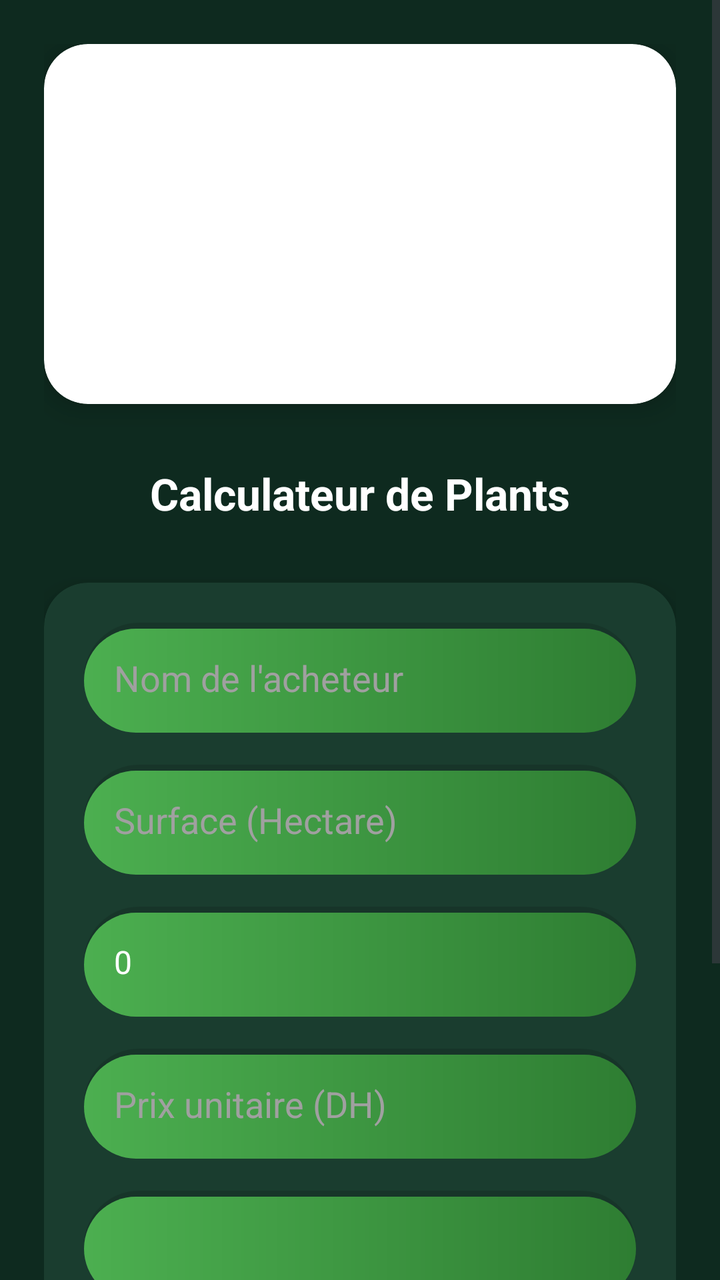
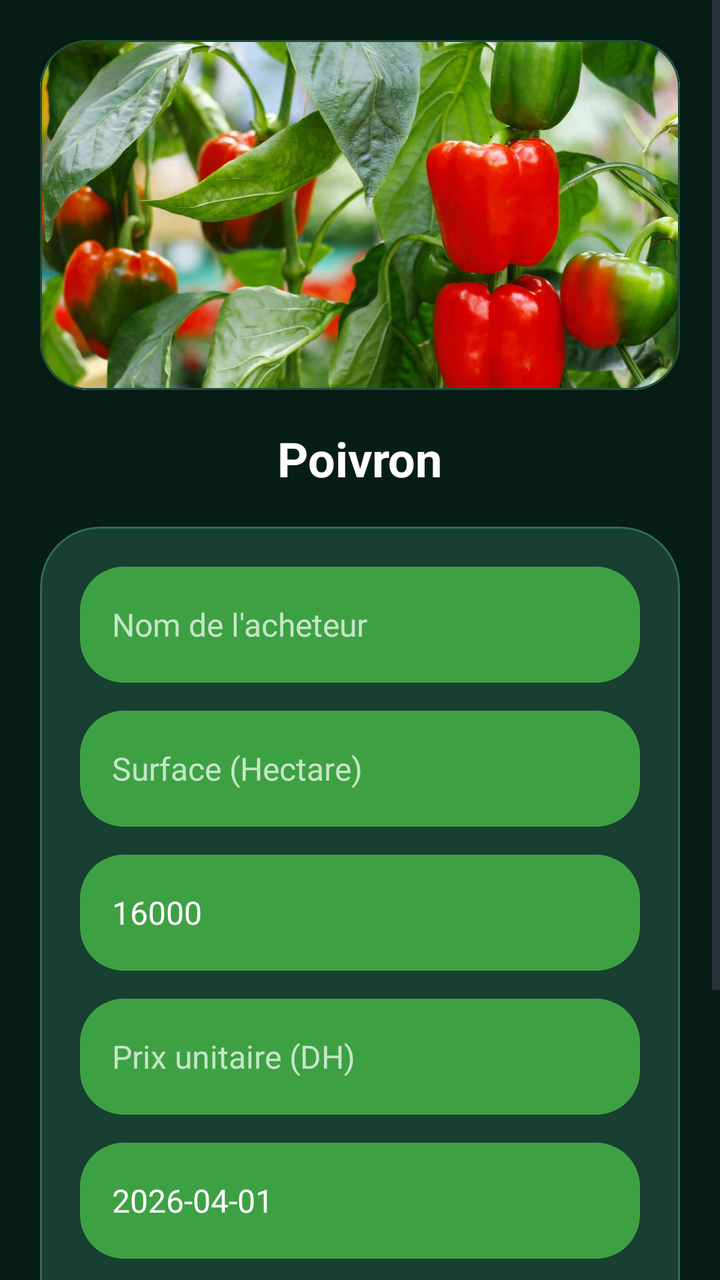

Two renders of the same Android screen: before a commit and after it. Below are the layout's source before the change and the commit's diff.
<!-- AndroidManifest.xml: application theme Theme.DiquarksAgri -->
<!-- res/layout/activity_calculator.xml -->
<?xml version="1.0" encoding="utf-8"?>
<ScrollView xmlns:android="http://schemas.android.com/apk/res/android"
    xmlns:app="http://schemas.android.com/apk/res-auto"
    android:layout_width="match_parent"
    android:layout_height="match_parent"
    android:background="#0E2A1F"
    android:fillViewport="true">

    <LinearLayout
        android:layout_width="match_parent"
        android:layout_height="wrap_content"
        android:orientation="vertical"
        android:padding="22dp">

        
        <androidx.cardview.widget.CardView
            android:layout_width="match_parent"
            android:layout_height="180dp"
            app:cardCornerRadius="22dp"
            app:cardElevation="8dp"
            android:layout_marginBottom="30dp">

            <ImageView
                android:id="@+id/ivSelectedPlant"
                android:layout_width="match_parent"
                android:layout_height="match_parent"
                android:scaleType="centerCrop" />
        </androidx.cardview.widget.CardView>

        
        <TextView
            android:id="@+id/tvPlantName"
            android:layout_width="wrap_content"
            android:layout_height="wrap_content"
            android:text="Calculateur de Plants"
            android:textColor="#FFFFFF"
            android:textSize="22sp"
            android:textStyle="bold"
            android:layout_gravity="center"
            android:layout_marginBottom="30dp" />

        
        <androidx.cardview.widget.CardView
            android:layout_width="match_parent"
            android:layout_height="wrap_content"
            app:cardCornerRadius="22dp"
            app:cardBackgroundColor="#1A3D2F"
            app:cardElevation="8dp"
            android:layout_marginBottom="30dp">

            <LinearLayout
                android:layout_width="match_parent"
                android:layout_height="wrap_content"
                android:orientation="vertical"
                android:padding="20dp">

                
                <EditText
                    android:id="@+id/etAcheteur"
                    android:layout_width="match_parent"
                    android:layout_height="55dp"
                    android:hint="Nom de l'acheteur"
                    android:inputType="textPersonName"
                    android:textColor="#FFFFFF"
                    android:textColorHint="#A0A0A0"
                    android:background="@drawable/btn_with_shadow"
                    android:paddingStart="15dp"
                    android:layout_marginBottom="16dp" />

                
                <EditText
                    android:id="@+id/etSurface"
                    android:layout_width="match_parent"
                    android:layout_height="55dp"
                    android:hint="Surface (Hectare)"
                    android:inputType="numberDecimal"
                    android:textColor="#FFFFFF"
                    android:textColorHint="#A0A0A0"
                    android:background="@drawable/btn_with_shadow"
                    android:paddingStart="15dp"
                    android:layout_marginBottom="16dp" />

                
                <TextView
                    android:id="@+id/tvDensite"
                    android:layout_width="match_parent"
                    android:layout_height="55dp"
                    android:background="@drawable/btn_with_shadow"
                    android:gravity="center_vertical"
                    android:paddingStart="15dp"
                    android:text="0"
                    android:textColor="#FFFFFF"
                    android:textSize="16sp"
                    android:layout_marginBottom="16dp" />

                
                <EditText
                    android:id="@+id/etPrix"
                    android:layout_width="match_parent"
                    android:layout_height="55dp"
                    android:hint="Prix unitaire (DH)"
                    android:inputType="numberDecimal"
                    android:textColor="#FFFFFF"
                    android:textColorHint="#A0A0A0"
                    android:background="@drawable/btn_with_shadow"
                    android:paddingStart="15dp"
                    android:layout_marginBottom="16dp" />

                
                <EditText
                    android:id="@+id/etDate"
                    android:layout_width="match_parent"
                    android:layout_height="55dp"
                    android:textColor="#FFFFFF"
                    android:background="@drawable/btn_with_shadow"
                    android:enabled="false"
                    android:layout_marginBottom="20dp" />

                
                <RadioGroup
                    android:id="@+id/rgMode"
                    android:layout_width="match_parent"
                    android:layout_height="wrap_content"
                    android:orientation="horizontal"
                    android:gravity="center">

                    <RadioButton
                        android:id="@+id/rbNormal"
                        android:layout_width="wrap_content"
                        android:layout_height="wrap_content"
                        android:text="Normal"
                        android:textColor="#FFFFFF"
                        android:checked="true"
                        android:layout_marginEnd="30dp" />

                    <RadioButton
                        android:id="@+id/rbDense"
                        android:layout_width="wrap_content"
                        android:layout_height="wrap_content"
                        android:text="Dense (+20%)"
                        android:textColor="#FFFFFF" />
                </RadioGroup>

            </LinearLayout>
        </androidx.cardview.widget.CardView>

        
        <com.google.android.material.button.MaterialButton
            android:id="@+id/btnCalculer"
            android:layout_width="match_parent"
            android:layout_height="60dp"
            android:text="CALCULER ET PDF"
            android:backgroundTint="#4CAF50"
            android:textColor="#FFFFFF"
            android:textSize="18sp"
            android:textStyle="bold"
            app:cornerRadius="22dp" />

    </LinearLayout>
</ScrollView>
<!-- resources referenced by this layout -->
<resources>
  <!-- drawable btn_with_shadow (drawable) -->
  <?xml version="1.0" encoding="utf-8"?>
  <layer-list xmlns:android="http://schemas.android.com/apk/res/android">
  
      <item>
          <shape>
              <solid android:color="#20000000" />
              <corners android:radius="30dp" />
          </shape>
      </item>
  
      <item android:top="3dp">
          <shape>
              <gradient
                  android:startColor="#4CAF50"
                  android:endColor="#2E7D32"
                  android:angle="0" />
              <corners android:radius="30dp" />
          </shape>
      </item>
  
  </layer-list>
  <style name="Theme.DiquarksAgri" parent="Base.Theme.DiquarksAgri">
      </style>
  <style name="Base.Theme.DiquarksAgri" parent="Theme.Material3.DayNight.NoActionBar">
          
      </style>
</resources>

<!-- the commit's change to res/layout/activity_calculator.xml (unified diff, before → after) -->
@@ -3,50 +3,59 @@
     xmlns:app="http://schemas.android.com/apk/res-auto"
     android:layout_width="match_parent"
     android:layout_height="match_parent"
-    android:background="#0E2A1F"
-    android:fillViewport="true">
+    android:background="#071E16"
+    android:fillViewport="true"
+    android:overScrollMode="never">
 
     <LinearLayout
         android:layout_width="match_parent"
         android:layout_height="wrap_content"
         android:orientation="vertical"
-        android:padding="22dp">
+        android:paddingStart="20dp"
+        android:paddingTop="20dp"
+        android:paddingEnd="20dp"
+        android:paddingBottom="28dp">
 
         
-        <androidx.cardview.widget.CardView
+        <com.google.android.material.card.MaterialCardView
             android:layout_width="match_parent"
-            android:layout_height="180dp"
-            app:cardCornerRadius="22dp"
+            android:layout_height="175dp"
+            android:layout_marginBottom="18dp"
+            app:cardCornerRadius="24dp"
             app:cardElevation="8dp"
-            android:layout_marginBottom="30dp">
+            app:strokeColor="#1E4E3B"
+            app:strokeWidth="1dp">
 
             <ImageView
                 android:id="@+id/ivSelectedPlant"
                 android:layout_width="match_parent"
                 android:layout_height="match_parent"
-                android:scaleType="centerCrop" />
-        </androidx.cardview.widget.CardView>
+                android:scaleType="centerCrop"
+                android:src="@drawable/poivron" />
+        </com.google.android.material.card.MaterialCardView>
 
         
         <TextView
             android:id="@+id/tvPlantName"
             android:layout_width="wrap_content"
             android:layout_height="wrap_content"
-            android:text="Calculateur de Plants"
+            android:layout_gravity="center"
+            android:layout_marginBottom="18dp"
+            android:text="Poivron"
             android:textColor="#FFFFFF"
-            android:textSize="22sp"
-            android:textStyle="bold"
-            android:layout_gravity="center"
-            android:layout_marginBottom="30dp" />
+            android:textSize="24sp"
+            android:textStyle="bold" />
 
         
-        <androidx.cardview.widget.CardView
+        <com.google.android.material.card.MaterialCardView
             android:layout_width="match_parent"
             android:layout_height="wrap_content"
-            app:cardCornerRadius="22dp"
-            app:cardBackgroundColor="#1A3D2F"
-            app:cardElevation="8dp"
-            android:layout_marginBottom="30dp">
+            android:layout_marginBottom="22dp"
+            app:cardBackgroundColor="#183F32"
+            app:cardCornerRadius="30dp"
+            app:cardElevation="6dp"
+            app:strokeColor="#2E6E58"
+            app:strokeWidth="1dp">
 
             <LinearLayout
                 android:layout_width="match_parent"
@@ -54,107 +63,125 @@
                 android:orientation="vertical"
                 android:padding="20dp">
 
-                
                 <EditText
                     android:id="@+id/etAcheteur"
                     android:layout_width="match_parent"
-                    android:layout_height="55dp"
+                    android:layout_height="58dp"
+                    android:layout_marginBottom="14dp"
+                    android:background="@drawable/bg_green_field"
+                    android:gravity="center_vertical"
                     android:hint="Nom de l'acheteur"
                     android:inputType="textPersonName"
+                    android:paddingStart="16dp"
+                    android:paddingEnd="16dp"
                     android:textColor="#FFFFFF"
-                    android:textColorHint="#A0A0A0"
-                    android:background="@drawable/btn_with_shadow"
-                    android:paddingStart="15dp"
-                    android:layout_marginBottom="16dp" />
+                    android:textColorHint="#C6E6C7"
+                    android:textSize="16sp" />
 
-                
                 <EditText
                     android:id="@+id/etSurface"
                     android:layout_width="match_parent"
-                    android:layout_height="55dp"
+                    android:layout_height="58dp"
+                    android:layout_marginBottom="14dp"
+                    android:background="@drawable/bg_green_field"
+                    android:gravity="center_vertical"
                     android:hint="Surface (Hectare)"
                     android:inputType="numberDecimal"
+                    android:paddingStart="16dp"
+                    android:paddingEnd="16dp"
                     android:textColor="#FFFFFF"
-                    android:textColorHint="#A0A0A0"
-                    android:background="@drawable/btn_with_shadow"
-                    android:paddingStart="15dp"
-                    android:layout_marginBottom="16dp" />
+                    android:textColorHint="#C6E6C7"
+                    android:textSize="16sp" />
 
-                
                 <TextView
                     android:id="@+id/tvDensite"
                     android:layout_width="match_parent"
-                    android:layout_height="55dp"
-                    android:background="@drawable/btn_with_shadow"
+                    android:layout_height="58dp"
+                    android:layout_marginBottom="14dp"
+                    android:background="@drawable/bg_green_field"
                     android:gravity="center_vertical"
-                    android:paddingStart="15dp"
-                    android:text="0"
+                    android:paddingStart="16dp"
+                    android:paddingEnd="16dp"
+                    android:text="16000"
                     android:textColor="#FFFFFF"
-                    android:textSize="16sp"
-                    android:layout_marginBottom="16dp" />
+                    android:textSize="16sp" />
 
-                
                 <EditText
                     android:id="@+id/etPrix"
                     android:layout_width="match_parent"
-                    android:layout_height="55dp"
+                    android:layout_height="58dp"
+                    android:layout_marginBottom="14dp"
+                    android:background="@drawable/bg_green_field"
+                    android:gravity="center_vertical"
                     android:hint="Prix unitaire (DH)"
                     android:inputType="numberDecimal"
+                    android:paddingStart="16dp"
+                    android:paddingEnd="16dp"
                     android:textColor="#FFFFFF"
-                    android:textColorHint="#A0A0A0"
-                    android:background="@drawable/btn_with_shadow"
-                    android:paddingStart="15dp"
-                    android:layout_marginBottom="16dp" />
+                    android:textColorHint="#C6E6C7"
+                    android:textSize="16sp" />
 
-                
                 <EditText
                     android:id="@+id/etDate"
                     android:layout_width="match_parent"
-                    android:layout_height="55dp"
+                    android:layout_height="58dp"
+                    android:layout_marginBottom="18dp"
+                    android:background="@drawable/bg_green_field"
+                    android:enabled="false"
+                    android:gravity="center_vertical"
+                    android:paddingStart="16dp"
+                    android:paddingEnd="16dp"
+                    android:text="2026-04-01"
                     android:textColor="#FFFFFF"
-                    android:background="@drawable/btn_with_shadow"
-                    android:enabled="false"
-                    android:layout_marginBottom="20dp" />
+                    android:textSize="16sp" />
 
-                
                 <RadioGroup
                     android:id="@+id/rgMode"
                     android:layout_width="match_parent"
                     android:layout_height="wrap_content"
-                    android:orientation="horizontal"
-                    android:gravity="center">
+                    android:gravity="center"
+                    android:orientation="horizontal">
 
                     <RadioButton
                         android:id="@+id/rbNormal"
                         android:layout_width="wrap_content"
                         android:layout_height="wrap_content"
+                        android:layout_marginEnd="28dp"
+                        android:buttonTint="#7C5CFF"
+                        android:checked="true"
                         android:text="Normal"
                         android:textColor="#FFFFFF"
-                        android:checked="true"
-                        android:layout_marginEnd="30dp" />
+                        android:textSize="14sp" />
 
                     <RadioButton
                         android:id="@+id/rbDense"
                         android:layout_width="wrap_content"
                         android:layout_height="wrap_content"
+                        android:buttonTint="#5F706A"
                         android:text="Dense (+20%)"
-                        android:textColor="#FFFFFF" />
+                        android:textColor="#FFFFFF"
+                        android:textSize="14sp" />
                 </RadioGroup>
 
             </LinearLayout>
-        </androidx.cardview.widget.CardView>
+        </com.google.android.material.card.MaterialCardView>
 
         
         <com.google.android.material.button.MaterialButton
             android:id="@+id/btnCalculer"
             android:layout_width="match_parent"
-            android:layout_height="60dp"
+            android:layout_height="62dp"
+            android:insetTop="0dp"
+            android:insetBottom="0dp"
             android:text="CALCULER ET PDF"
-            android:backgroundTint="#4CAF50"
+            android:textAllCaps="true"
             android:textColor="#FFFFFF"
-            android:textSize="18sp"
+            android:textSize="17sp"
             android:textStyle="bold"
-            app:cornerRadius="22dp" />
+            app:backgroundTint="#59C95A"
+            app:cornerRadius="20dp"
+            app:elevation="6dp" />
 
     </LinearLayout>
+
 </ScrollView>
<!-- resource entries referenced after the edit -->
@@ -1,27 +1,12 @@
 <!-- resources referenced by this layout -->
 <resources>
-  <!-- drawable btn_with_shadow (drawable) -->
+  <!-- drawable bg_green_field (drawable) -->
   <?xml version="1.0" encoding="utf-8"?>
-  <layer-list xmlns:android="http://schemas.android.com/apk/res/android">
-  
-      <item>
-          <shape>
-              <solid android:color="#20000000" />
-              <corners android:radius="30dp" />
-          </shape>
-      </item>
-  
-      <item android:top="3dp">
-          <shape>
-              <gradient
-                  android:startColor="#4CAF50"
-                  android:endColor="#2E7D32"
-                  android:angle="0" />
-              <corners android:radius="30dp" />
-          </shape>
-      </item>
-  
-  </layer-list>
+  <shape xmlns:android="http://schemas.android.com/apk/res/android">
+      <solid android:color="#3DA143" />
+      <corners android:radius="22dp" />
+  </shape>
+  <!-- drawable poivron: jpg bitmap (drawable, 166394 bytes) -->
   <style name="Theme.DiquarksAgri" parent="Base.Theme.DiquarksAgri">
       </style>
   <style name="Base.Theme.DiquarksAgri" parent="Theme.Material3.DayNight.NoActionBar">
